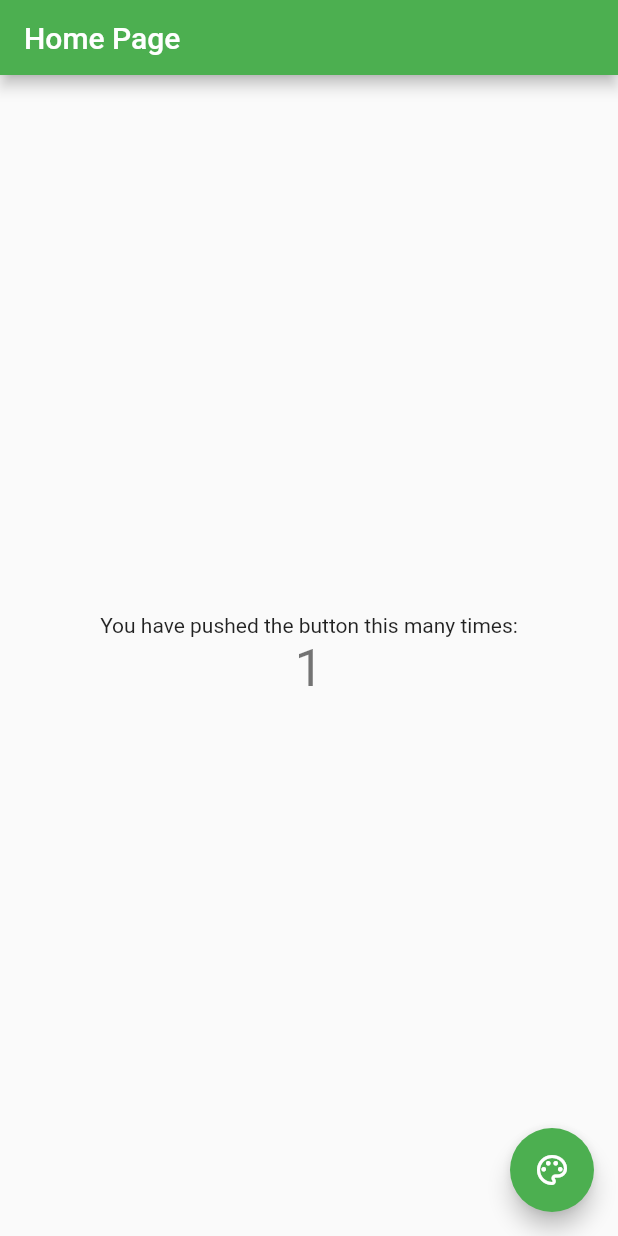
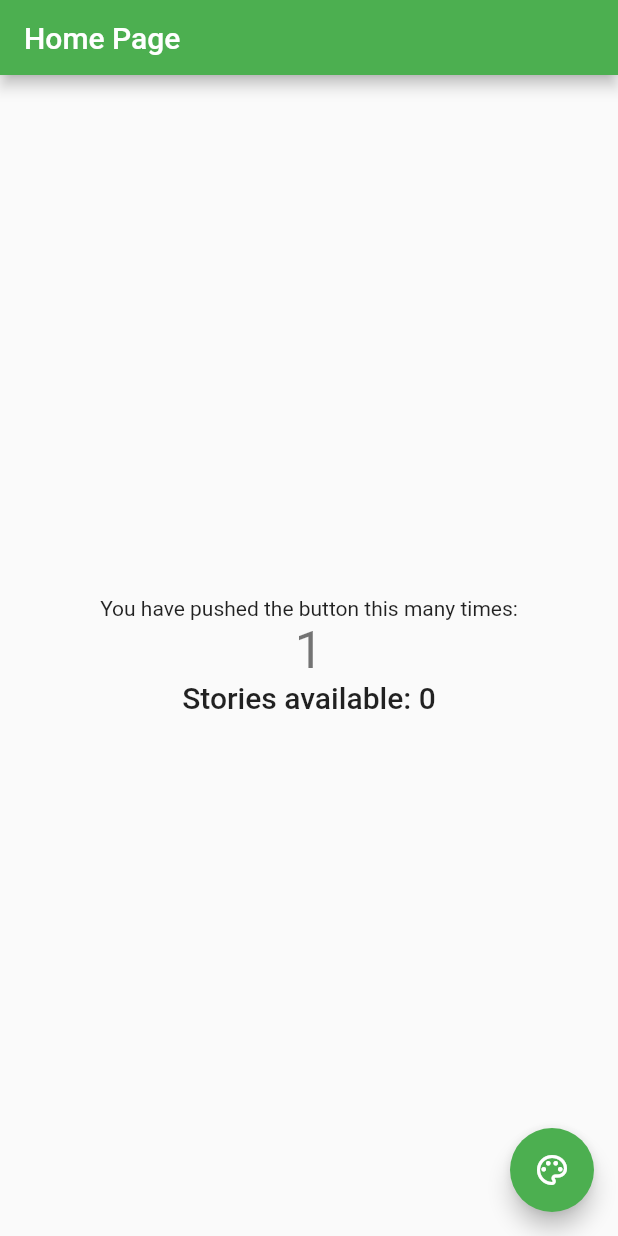
Before and after one commit to KenLSM/flutter-rk, a Flutter app: the screen it shows after launch, after a tap on the "color lens" icon, on a phone screen of 412 x 824 dp. Run offline on Flutter 3.47's test engine with Material 2 defaults, Android fonts, the phone set to English and light mode, and no system bars; network calls fail.

```diff
--- a/lib/components/appbar.dart
+++ b/lib/components/appbar.dart
@@ -1,18 +1,23 @@
 import 'package:flutter/material.dart';
 
 class FlutteryAppBar extends StatefulWidget implements PreferredSizeWidget {
-  FlutteryAppBar({Key key, @required this.title}) : super(key: key);
+  FlutteryAppBar({Key? key, required this.title, withBack}) : super(key: key);
 
   final String title;
+  final bool withBack = false;
 
   @override
   Size get preferredSize => Size.fromHeight(50.0);
 
   @override
-  _FlutterAppBarState createState() => _FlutterAppBarState();
+  _FlutterAppBarState createState() => _FlutterAppBarState(withBack: withBack);
 }
 
 class _FlutterAppBarState extends State<FlutteryAppBar> {
+  _FlutterAppBarState({required this.withBack});
+
+  final bool withBack;
+
   int _counter = 0;
   final List<Color> palette = [
     Colors.green,
@@ -28,14 +33,22 @@ class _FlutterAppBarState extends State<FlutteryAppBar> {
 
   @override
   Widget build(BuildContext context) {
+    final leadingComponent = this.withBack
+        ? GestureDetector(
+            onTap: () {
+              Navigator.pop(context);
+            },
+            child: Icon(Icons.arrow_back),
+          )
+        : null;
     return GestureDetector(
       onTap: _incrementCounter,
       child: AppBar(
-        // Here we take the value from the MyHomePage object that was created by
-        // the App.build method, and use it to set our appbar title.
-        backgroundColor: palette[_counter % palette.length],
-        title: Text(widget.title),
-      ),
+          // Here we take the value from the MyHomePage object that was created by
+          // the App.build method, and use it to set our appbar title.
+          backgroundColor: palette[_counter % palette.length],
+          title: Text(widget.title),
+          leading: leadingComponent),
     );
   }
 }
--- a/lib/main.dart
+++ b/lib/main.dart
@@ -1,116 +1,6 @@
 import 'package:flutter/material.dart';
-import 'package:my_app/components/appbar.dart';
+import 'package:my_app/pages/home/main.dart';
 
 void main() {
   runApp(MyApp());
 }
-
-class MyApp extends StatelessWidget {
-  // This widget is the root of your application.
-  @override
-  Widget build(BuildContext context) {
-    return MaterialApp(
-      // title: 'Flutter Demo',
-      theme: ThemeData(
-        // This is the theme of your application.
-        //
-        // Try running your application with "flutter run". You'll see the
-        // application has a blue toolbar. Then, without quitting the app, try
-        // changing the primarySwatch below to Colors.green and then invoke
-        // "hot reload" (press "r" in the console where you ran "flutter run",
-        // or simply save your changes to "hot reload" in a Flutter IDE).
-        // Notice that the counter didn't reset back to zero; the application
-        // is not restarted.
-        primarySwatch: Colors.green,
-      ),
-      home: MyHomePage(title: 'Fluttering Home Page'),
-    );
-  }
-}
-
-class MyHomePage extends StatefulWidget {
-  MyHomePage({Key key, this.title}) : super(key: key);
-
-  // This widget is the home page of your application. It is stateful, meaning
-  // that it has a State object (defined below) that contains fields that affect
-  // how it looks.
-
-  // This class is the configuration for the state. It holds the values (in this
-  // case the title) provided by the parent (in this case the App widget) and
-  // used by the build method of the State. Fields in a Widget subclass are
-  // always marked "final".
-
-  final String title;
-
-  @override
-  _MyHomePageState createState() => _MyHomePageState();
-}
-
-class _MyHomePageState extends State<MyHomePage> {
-  int _counter = 0;
-  final List<Color> palette = [
-    Colors.green,
-    Colors.blue,
-    Colors.black,
-    Colors.yellow
-  ];
-  void _incrementCounter() {
-    setState(() {
-      // This call to setState tells the Flutter framework that something has
-      // changed in this State, which causes it to rerun the build method below
-      // so that the display can reflect the updated values. If we changed
-      // _counter without calling setState(), then the build method would not be
-      // called again, and so nothing would appear to happen.
-      _counter++;
-    });
-  }
-
-  @override
-  Widget build(BuildContext context) {
-    // This method is rerun every time setState is called, for instance as done
-    // by the _incrementCounter method above.
-    //
-    // The Flutter framework has been optimized to make rerunning build methods
-    // fast, so that you can just rebuild anything that needs updating rather
-    // than having to individually change instances of widgets.
-
-    return Scaffold(
-      appBar: FlutteryAppBar(title: 'Home Page'),
-      body: Center(
-        // Center is a layout widget. It takes a single child and positions it
-        // in the middle of the parent.
-        child: Column(
-          // Column is also a layout widget. It takes a list of children and
-          // arranges them vertically. By default, it sizes itself to fit its
-          // children horizontally, and tries to be as tall as its parent.
-          //
-          // Invoke "debug painting" (press "p" in the console, choose the
-          // "Toggle Debug Paint" action from the Flutter Inspector in Android
-          // Studio, or the "Toggle Debug Paint" command in Visual Studio Code)
-          // to see the wireframe for each widget.
-          //
-          // Column has various properties to control how it sizes itself and
-          // how it positions its children. Here we use mainAxisAlignment to
-          // center the children vertically; the main axis here is the vertical
-          // axis because Columns are vertical (the cross axis would be
-          // horizontal).
-          mainAxisAlignment: MainAxisAlignment.center,
-          children: <Widget>[
-            Text(
-              'You have pushed the button this many times:',
-            ),
-            Text(
-              '$_counter',
-              style: Theme.of(context).textTheme.headline4,
-            ),
-          ],
-        ),
-      ),
-      floatingActionButton: FloatingActionButton(
-        onPressed: _incrementCounter,
-        tooltip: 'Change Color!',
-        child: Icon(Icons.color_lens_outlined),
-      ),
-    );
-  }
-}
--- /dev/null
+++ b/lib/pages/home/HomeModel.dart
@@ -0,0 +1,58 @@
+import 'dart:collection';
+
+import 'package:flutter/material.dart';
+
+class StoryDetail {
+  final String by;
+  // final int decendants;
+  final int id;
+  final List<int> kids;
+  final int score;
+  final int time;
+  final String title;
+  final String type;
+  final String url;
+
+  StoryDetail({
+    required this.by,
+    required this.id,
+    required this.kids,
+    required this.score,
+    required this.time,
+    required this.title,
+    required this.type,
+    required this.url,
+  });
+
+  factory StoryDetail.fromJson(Map<String, dynamic> json) {
+    return StoryDetail(
+        by: json['by'],
+        id: json['id'],
+        kids: json['kids'],
+        score: json['score'],
+        time: json['time'],
+        title: json['title'],
+        type: json['type'],
+        url: json['url']);
+  }
+}
+
+class HomeModel extends ChangeNotifier {
+  final List<int> _items = [];
+
+  UnmodifiableListView<int> get items => UnmodifiableListView(_items);
+
+  int get length => _items.length;
+
+  void add(int item) {
+    _items.add(item);
+
+    notifyListeners();
+  }
+
+  void addAll(List<int> items) {
+    _items.addAll(items);
+
+    notifyListeners();
+  }
+}
--- /dev/null
+++ b/lib/pages/home/main.dart
@@ -0,0 +1,152 @@
+import 'package:flutter/material.dart';
+import 'package:my_app/components/appbar.dart';
+import 'package:my_app/pages/home/HomeModel.dart';
+import 'package:my_app/pages/reader/main.dart';
+import 'package:my_app/pages/home/utils.dart' as utils;
+
+class MyApp extends StatelessWidget {
+  // This widget is the root of your application.
+  @override
+  Widget build(BuildContext context) {
+    return MaterialApp(
+      // title: 'Flutter Demo',
+      theme: ThemeData(
+        // This is the theme of your application.
+        //
+        // Try running your application with "flutter run". You'll see the
+        // application has a blue toolbar. Then, without quitting the app, try
+        // changing the primarySwatch below to Colors.green and then invoke
+        // "hot reload" (press "r" in the console where you ran "flutter run",
+        // or simply save your changes to "hot reload" in a Flutter IDE).
+        // Notice that the counter didn't reset back to zero; the application
+        // is not restarted.
+        primarySwatch: Colors.green,
+      ),
+      home: MyHomePage(title: 'Fluttering Home Page'),
+    );
+  }
+}
+
+class MyHomePage extends StatefulWidget {
+  MyHomePage({Key? key, this.title}) : super(key: key);
+
+  // This widget is the home page of your application. It is stateful, meaning
+  // that it has a State object (defined below) that contains fields that affect
+  // how it looks.
+
+  // This class is the configuration for the state. It holds the values (in this
+  // case the title) provided by the parent (in this case the App widget) and
+  // used by the build method of the State. Fields in a Widget subclass are
+  // always marked "final".
+
+  final String? title;
+
+  @override
+  _MyHomePageState createState() {
+    return _MyHomePageState();
+  }
+}
+
+class _MyHomePageState extends State<MyHomePage> {
+  int _counter = 0;
+  Map<int, StoryDetail?> storyIds = {};
+  final List<Color> palette = [
+    Colors.green,
+    Colors.blue,
+    Colors.black,
+    Colors.yellow
+  ];
+
+  void fetchStories() async {
+    final ff = await utils.fetchStory();
+    setState(() {
+      storyIds.addEntries(ff.map((e) => MapEntry(e, null)));
+    });
+
+    for (final f in ff) {
+      final detail = await utils.fetchStoryDetail(f);
+      setState(() {
+        storyIds.update(f, (value) => detail);
+      });
+    }
+  }
+
+  @override
+  void initState() {
+    super.initState();
+    // begin fetches
+    fetchStories();
+  }
+
+  void _incrementCounter() {
+    setState(() {
+      // This call to setState tells the Flutter framework that something has
+      // changed in this State, which causes it to rerun the build method below
+      // so that the display can reflect the updated values. If we changed
+      // _counter without calling setState(), then the build method would not be
+      // called again, and so nothing would appear to happen.
+      _counter++;
+    });
+  }
+
+  @override
+  Widget build(BuildContext context) {
+    // This method is rerun every time setState is called, for instance as done
+    // by the _incrementCounter method above.
+    //
+    // The Flutter framework has been optimized to make rerunning build methods
+    // fast, so that you can just rebuild anything that needs updating rather
+    // than having to individually change instances of widgets.
+
+    final itemLength = storyIds.length;
+    final _row =
+        storyIds.values.whereType<StoryDetail>().map((e) => Text(e.title));
+    return Scaffold(
+      appBar: FlutteryAppBar(title: 'Home Page'),
+      body: Center(
+        // Center is a layout widget. It takes a single child and positions it
+        // in the middle of the parent.
+        child: Column(
+          // Column is also a layout widget. It takes a list of children and
+          // arranges them vertically. By default, it sizes itself to fit its
+          // children horizontally, and tries to be as tall as its parent.
+          //
+          // Invoke "debug painting" (press "p" in the console, choose the
+          // "Toggle Debug Paint" action from the Flutter Inspector in Android
+          // Studio, or the "Toggle Debug Paint" command in Visual Studio Code)
+          // to see the wireframe for each widget.
+          //
+          // Column has various properties to control how it sizes itself and
+          // how it positions its children. Here we use mainAxisAlignment to
+          // center the children vertically; the main axis here is the vertical
+          // axis because Columns are vertical (the cross axis would be
+          // horizontal).
+          mainAxisAlignment: MainAxisAlignment.center,
+          children: <Widget>[
+            GestureDetector(
+                onTap: () => Navigator.push(
+                      context,
+                      MaterialPageRoute(builder: (context) => ReaderRoute()),
+                    ),
+                child: Text(
+                  'You have pushed the button this many times:',
+                )),
+            Text(
+              '$_counter',
+              style: Theme.of(context).textTheme.headline4,
+            ),
+            Text(
+              'Stories available: $itemLength',
+              style: Theme.of(context).textTheme.headline6,
+            ),
+          ],
+        ),
+      ),
+      floatingActionButton: FloatingActionButton(
+        onPressed: _incrementCounter,
+        tooltip: 'Change Color!',
+        child: Icon(Icons.color_lens_outlined),
+      ),
+    );
+  }
+}
--- /dev/null
+++ b/lib/pages/home/utils.dart
@@ -0,0 +1,21 @@
+import 'package:http/http.dart' as http;
+import 'dart:convert';
+
+import 'package:my_app/pages/home/HomeModel.dart';
+
+Future<List<int>> fetchStory() async {
+  final resp = await http
+      .get(Uri.https('hacker-news.firebaseio.com', 'v0/beststories.json'));
+
+  var l = jsonDecode(resp.body);
+  return List<int>.from(l);
+}
+
+Future<StoryDetail> fetchStoryDetail(int id) async {
+  final resp = await http
+      .get(Uri.https('hacker-news.firebaseio.com', 'v0/item/$id/.json'));
+
+  var l = jsonDecode(resp.body);
+  // debugPrint(l.toString());
+  return StoryDetail.fromJson(l);
+}
```
Also changed, not shown: lib/pages/reader/main.dart (added, +15 -0 lines), pubspec.yaml (+3 -4 lines), pubspec.lock, 3 other files.
